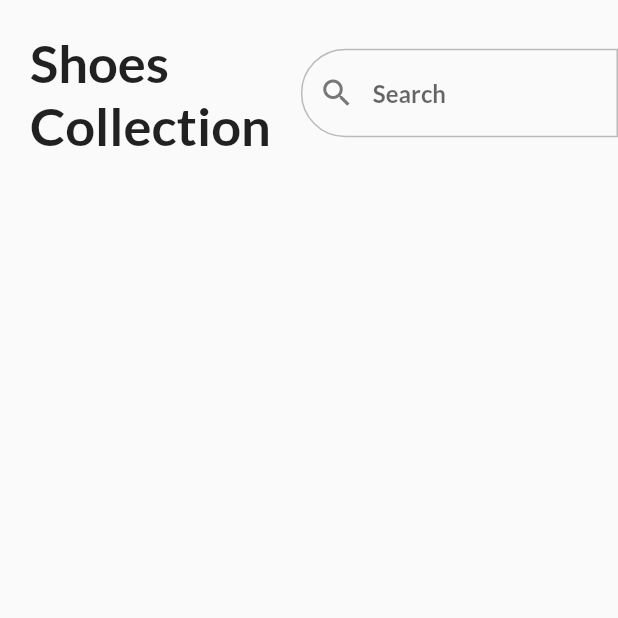
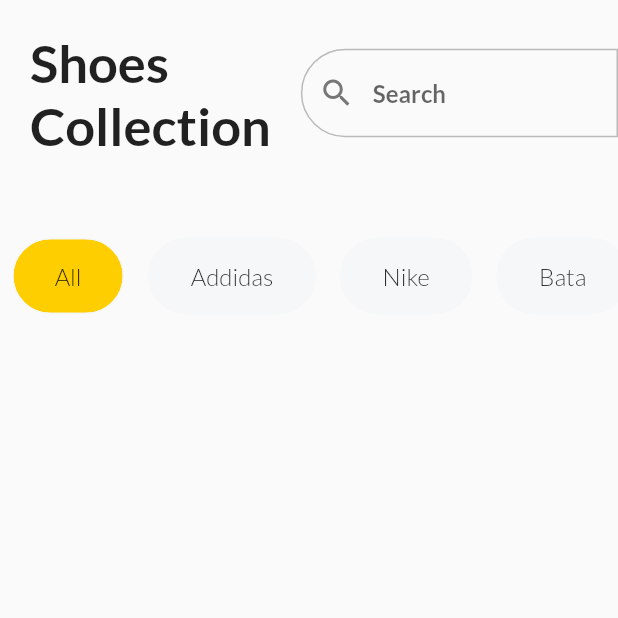
Before and after one commit to rgsk/shop_app_flutter_tut, a Flutter app: the screen it shows after launch, on a phone screen of 412 x 824 dp, the top half of it. Run offline on Flutter 3.47's test engine with Material 2 defaults, Android fonts, the phone set to English and light mode, and no system bars.

Commit message:
category

```diff
--- /dev/null
+++ b/lib/components/category.dart
@@ -0,0 +1,38 @@
+import 'package:flutter/material.dart';
+
+class Category extends StatelessWidget {
+  final String filter;
+  final bool active;
+  final Function() onTap;
+
+  const Category({
+    super.key,
+    required this.filter,
+    required this.active,
+    required this.onTap,
+  });
+
+  @override
+  Widget build(BuildContext context) {
+    return GestureDetector(
+      onTap: onTap,
+      child: Chip(
+        backgroundColor: active
+            ? Theme.of(context).colorScheme.primary
+            : Color.fromRGBO(245, 247, 249, 1),
+        side: BorderSide(
+          color: Color.fromRGBO(245, 247, 249, 1),
+        ),
+        shape: RoundedRectangleBorder(
+          borderRadius: BorderRadius.circular(30),
+        ),
+        label: Text(filter),
+        labelStyle: TextStyle(fontSize: 16),
+        padding: EdgeInsets.symmetric(
+          horizontal: 20,
+          vertical: 15,
+        ),
+      ),
+    );
+  }
+}
--- a/lib/home_page.dart
+++ b/lib/home_page.dart
@@ -1,7 +1,22 @@
 import 'package:flutter/material.dart';
+import 'package:shop_app_flutter_tut/components/category.dart';
 
-class HomePage extends StatelessWidget {
+class HomePage extends StatefulWidget {
   const HomePage({super.key});
+
+  @override
+  State<HomePage> createState() => _HomePageState();
+}
+
+class _HomePageState extends State<HomePage> {
+  final List<String> filters = ['All', 'Addidas', 'Nike', 'Bata'];
+  late String selectedFilter;
+
+  @override
+  void initState() {
+    super.initState();
+    selectedFilter = filters[0];
+  }
 
   @override
   Widget build(BuildContext context) {
@@ -41,8 +56,32 @@ class HomePage extends StatelessWidget {
                       focusedBorder: border,
                     ),
                   ),
-                )
+                ),
               ],
+            ),
+            SizedBox(
+              height: 120,
+              child: ListView.builder(
+                scrollDirection: Axis.horizontal,
+                itemCount: filters.length,
+                itemBuilder: (context, index) {
+                  final filter = filters[index];
+                  return Padding(
+                    padding: const EdgeInsets.symmetric(
+                      horizontal: 8,
+                    ),
+                    child: Category(
+                      filter: filter,
+                      active: selectedFilter == filter,
+                      onTap: () {
+                        setState(() {
+                          selectedFilter = filter;
+                        });
+                      },
+                    ),
+                  );
+                },
+              ),
             ),
           ],
         ),
--- a/lib/main.dart
+++ b/lib/main.dart
@@ -17,6 +17,7 @@ class MyApp extends StatelessWidget {
         fontFamily: 'Lato',
         colorScheme: ColorScheme.fromSeed(
           seedColor: Color.fromRGBO(254, 206, 1, 1),
+          primary: Color.fromRGBO(254, 206, 1, 1),
         ),
         inputDecorationTheme: InputDecorationTheme(
           hintStyle: TextStyle(
```
